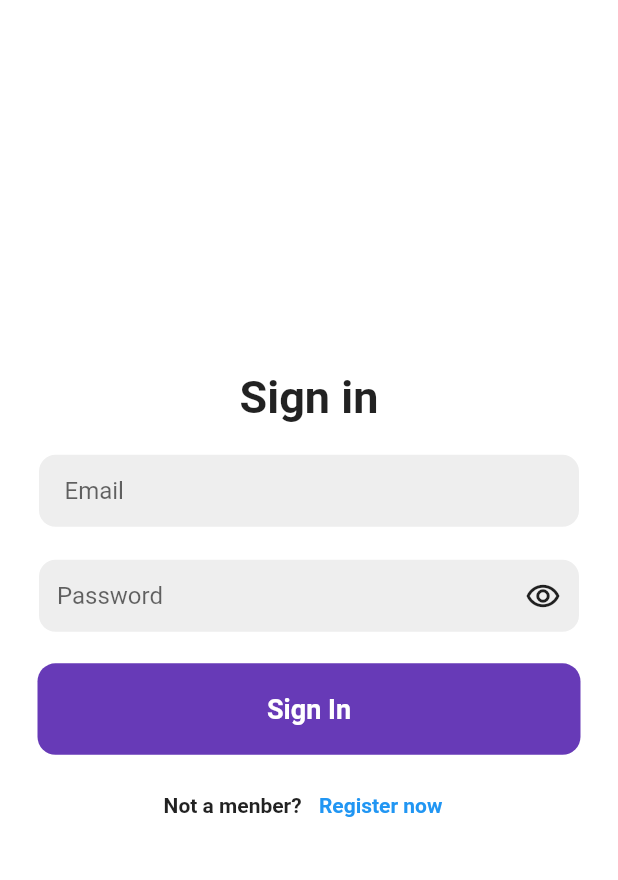
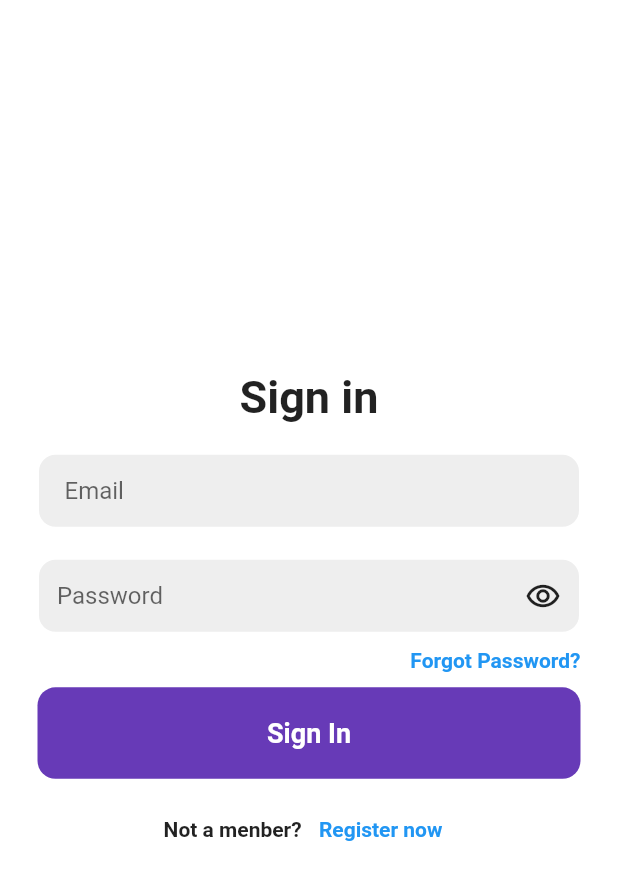
Before and after one commit to minhphan46/Loggin_fuction_Flutter, a Flutter app: the screen it shows after launch, on a phone screen of 412 x 824 dp. Shown: the top 880 px of the screen. Run offline on Flutter 3.47's test engine with Material 2 defaults, Android fonts, the phone set to English and light mode, and no system bars; our stand-ins replace firebase_auth, firebase_core, lottie; accounts and stored records are empty.

Commit message:
add fuction fogot password

```diff
--- a/lib/screens/loggin_screen.dart
+++ b/lib/screens/loggin_screen.dart
@@ -1,5 +1,6 @@
 import 'package:firebase_auth/firebase_auth.dart';
 import 'package:flutter/material.dart';
+import 'package:loggin_fuction/screens/fogot_password_page.dart';
 import 'package:lottie/lottie.dart';
 
 class LogginScreen extends StatefulWidget {
@@ -117,7 +118,31 @@ class _LogginScreenState extends State<LogginScreen> {
                   ),
                 ),
               ),
-              SizedBox(height: 20),
+              SizedBox(height: 10),
+
+              Padding(
+                padding: const EdgeInsets.symmetric(horizontal: 25.0),
+                child: Row(
+                  mainAxisAlignment: MainAxisAlignment.end,
+                  children: [
+                    GestureDetector(
+                      onTap: () {
+                        Navigator.of(context).push(MaterialPageRoute(
+                          builder: (context) => const ForgotPasswordPage(),
+                        ));
+                      },
+                      child: const Text(
+                        "Forgot Password?",
+                        style: TextStyle(
+                          color: Colors.blue,
+                          fontWeight: FontWeight.bold,
+                        ),
+                      ),
+                    ),
+                  ],
+                ),
+              ),
+              const SizedBox(height: 10),
               // sign in button
               Padding(
                 padding: const EdgeInsets.symmetric(horizontal: 25.0),
@@ -129,7 +154,7 @@ class _LogginScreenState extends State<LogginScreen> {
                       color: Colors.deepPurple,
                       borderRadius: BorderRadius.circular(12),
                     ),
-                    child: Center(
+                    child: const Center(
                       child: Text(
                         "Sign In",
                         style: TextStyle(
@@ -143,11 +168,11 @@ class _LogginScreenState extends State<LogginScreen> {
                 ),
               ),
               // not a menber ? register now
-              SizedBox(height: 10),
+              const SizedBox(height: 10),
               Row(
                 mainAxisAlignment: MainAxisAlignment.center,
                 children: [
-                  Text(
+                  const Text(
                     "Not a menber?",
                     style: TextStyle(
                       fontWeight: FontWeight.bold,
@@ -155,7 +180,7 @@ class _LogginScreenState extends State<LogginScreen> {
                   ),
                   TextButton(
                     onPressed: widget.showRegisterPage,
-                    child: Text(
+                    child: const Text(
                       " Register now",
                       style: TextStyle(
                         color: Colors.blue,
```
Also changed, not shown: lib/screens/fogot_password_page.dart (added, +101 -0 lines).
